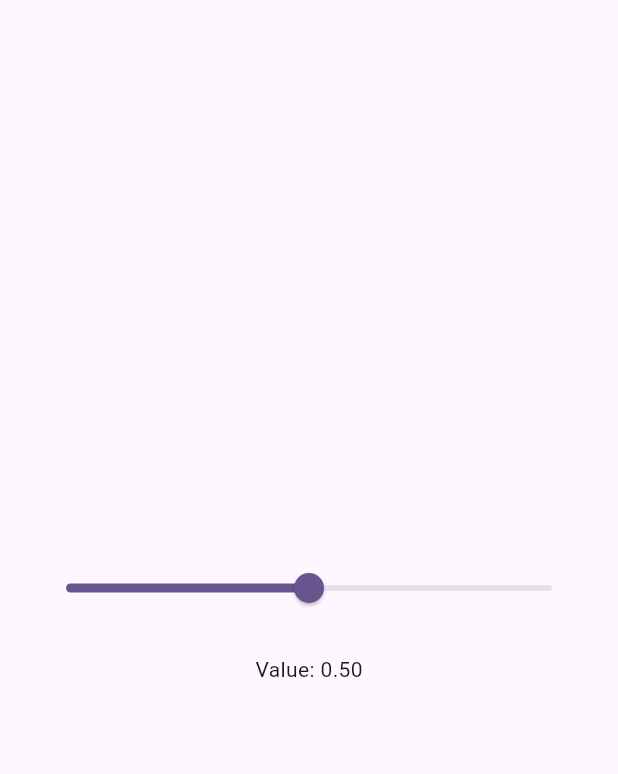
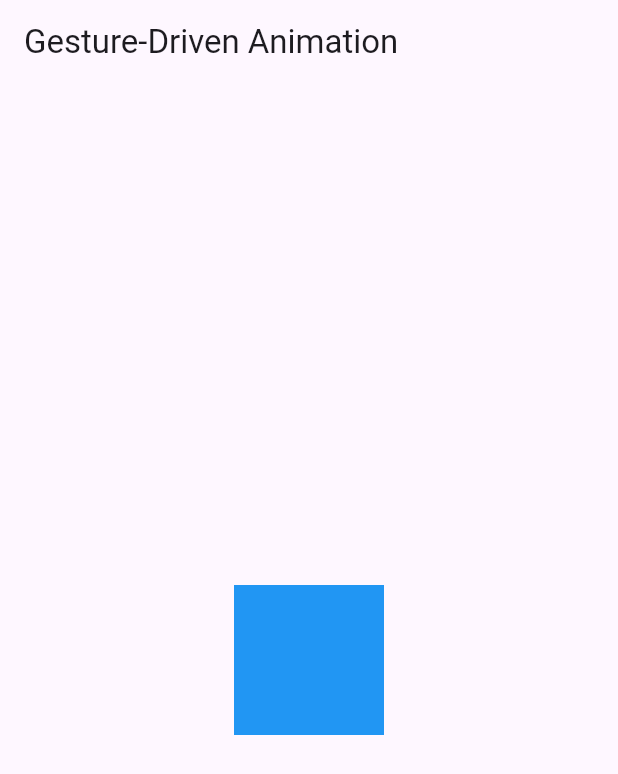
Before and after one commit to nicowalter256/animations, a Flutter app: the screen it shows after launch, on a phone screen of 412 x 824 dp. Shown: the top 774 px of the screen. Run offline on Flutter 3.47's test engine with Material 3 defaults, Android fonts, the phone set to English and light mode, and no system bars.

Commit message:
Added gesture driven animation

```diff
--- a/lib/main.dart
+++ b/lib/main.dart
@@ -11,6 +11,7 @@ import 'views/shape1.dart';
 import 'views/shape2.dart';
 import 'views/shape3.dart';
 import 'views/shape4.dart';
+import 'views/tap_animation.dart';
 
 void main() {
   runApp(const MyApp());
@@ -28,7 +29,7 @@ class MyApp extends StatelessWidget {
         colorScheme: ColorScheme.fromSeed(seedColor: Colors.deepPurple),
         useMaterial3: true,
       ),
-      home: Animated3DSlider(),
+      home: GestureDrivenAnimationExample(),
     );
   }
 }
--- /dev/null
+++ b/lib/views/tap_animation.dart
@@ -0,0 +1,71 @@
+import 'package:flutter/material.dart';
+
+class GestureDrivenAnimationExample extends StatefulWidget {
+  @override
+  _GestureDrivenAnimationExampleState createState() =>
+      _GestureDrivenAnimationExampleState();
+}
+
+class _GestureDrivenAnimationExampleState
+    extends State<GestureDrivenAnimationExample>
+    with SingleTickerProviderStateMixin {
+  late AnimationController _controller;
+  late Animation<double> _sizeAnimation;
+  Offset _position = Offset.zero;
+
+  @override
+  void initState() {
+    super.initState();
+    _controller = AnimationController(
+      duration: const Duration(milliseconds: 500),
+      vsync: this,
+    );
+    _sizeAnimation = Tween<double>(begin: 100, end: 150).animate(
+      CurvedAnimation(parent: _controller, curve: Curves.easeInOut),
+    );
+  }
+
+  @override
+  void dispose() {
+    _controller.dispose();
+    super.dispose();
+  }
+
+  @override
+  Widget build(BuildContext context) {
+    return Scaffold(
+      appBar: AppBar(title: Text('Gesture-Driven Animation')),
+      body: GestureDetector(
+        onTap: () {
+          // Toggle the animation on tap.
+          if (_controller.status == AnimationStatus.completed) {
+            _controller.reverse();
+          } else {
+            _controller.forward();
+          }
+        },
+        onPanUpdate: (details) {
+          // Update widget position based on drag.
+          setState(() {
+            _position += details.delta;
+          });
+        },
+        child: Center(
+          child: AnimatedBuilder(
+            animation: _controller,
+            builder: (context, child) {
+              return Transform.translate(
+                offset: _position,
+                child: Container(
+                  width: _sizeAnimation.value,
+                  height: _sizeAnimation.value,
+                  color: Colors.blue,
+                ),
+              );
+            },
+          ),
+        ),
+      ),
+    );
+  }
+}
```
Also changed, not shown: 4 other files.
